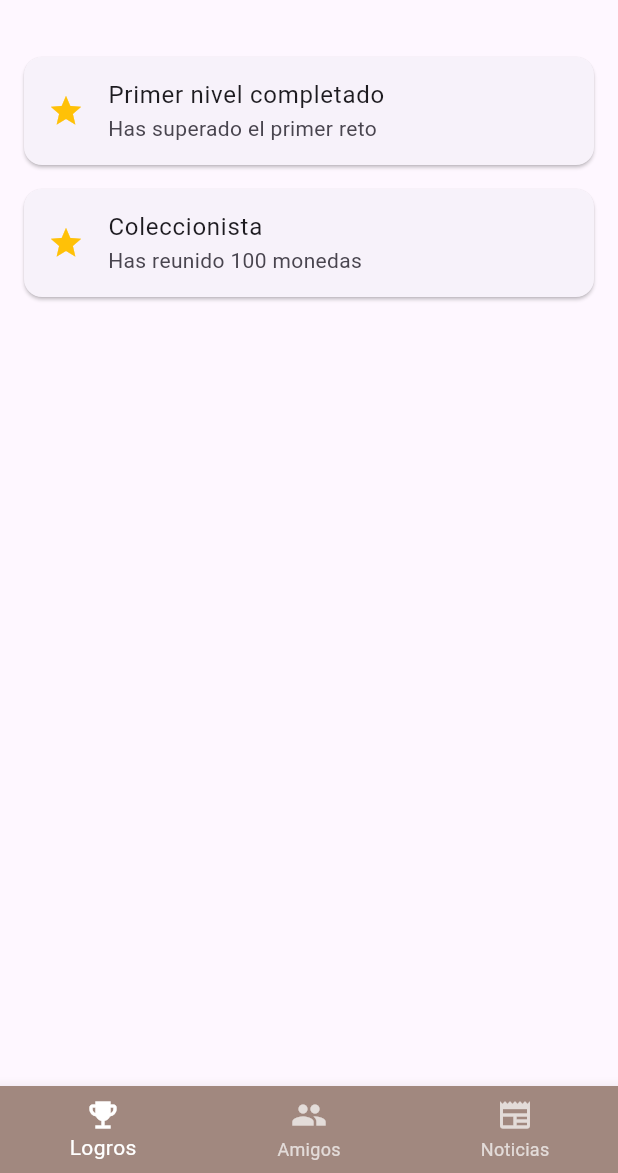
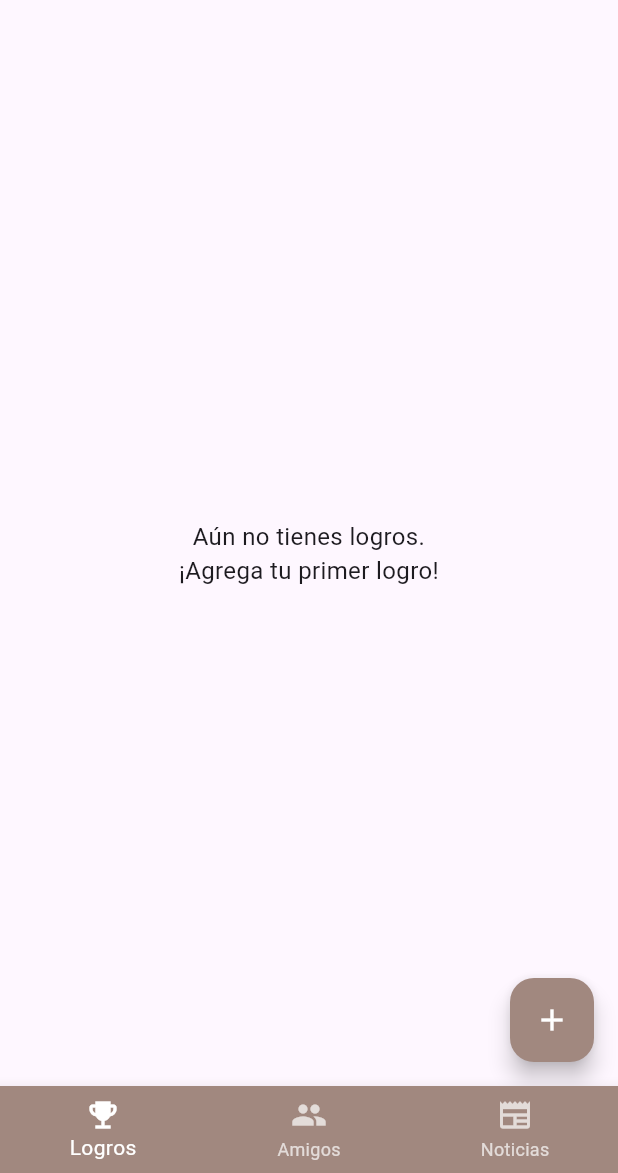
Before and after one commit to BarucCarrillo/proyectomovil_bloodharvest, a Flutter app: the screen it shows once a user with an empty profile is signed in, on a phone screen of 412 x 824 dp, the part 63-1236 px from its top. Run offline on Flutter 3.47's test engine with Material 3 defaults, Android fonts, the phone set to English and light mode, and no system bars; our stand-ins replace cloud_firestore, firebase_auth, firebase_core; accounts and stored records are empty.

Commit message:
CREACIÓN DE FRONT END Y BACKEND PARA LAS OPERACIONES DE LOS LOGROS

```diff
--- a/lib/features/home/home_page.dart
+++ b/lib/features/home/home_page.dart
@@ -1,7 +1,7 @@
 import 'package:flutter/material.dart';
 import '../../core/services/auth_service.dart';
 import 'package:firebase_auth/firebase_auth.dart';
-import 'pages/achievements_page.dart';
+import 'pages/achievements/achievements_page.dart';
 import 'pages/friends_page.dart';
 import 'pages/news_page.dart';
 
--- /dev/null
+++ b/lib/features/home/pages/achievements/achievements_page.dart
@@ -0,0 +1,66 @@
+import 'package:flutter/material.dart';
+import 'package:cloud_firestore/cloud_firestore.dart';
+import 'achievements_service.dart';
+import 'add_achievement_dialog.dart';
+
+class AchievementsPage extends StatelessWidget {
+  const AchievementsPage({super.key});
+
+  @override
+  Widget build(BuildContext context) {
+    final achievementsService = AchievementsService();
+
+    return Scaffold(
+      body: StreamBuilder<QuerySnapshot>(
+        stream: achievementsService.getUserAchievements(),
+        builder: (context, snapshot) {
+          if (snapshot.connectionState == ConnectionState.waiting) {
+            return const Center(child: CircularProgressIndicator());
+          }
+
+          if (!snapshot.hasData || snapshot.data!.docs.isEmpty) {
+            return const Center(
+              child: Text(
+                'Aún no tienes logros.\n¡Agrega tu primer logro!',
+                textAlign: TextAlign.center,
+                style: TextStyle(fontSize: 16),
+              ),
+            );
+          }
+
+          final achievements = snapshot.data!.docs;
+
+          return ListView.builder(
+            padding: const EdgeInsets.all(16),
+            itemCount: achievements.length,
+            itemBuilder: (context, index) {
+              final data = achievements[index];
+              return Card(
+                margin: const EdgeInsets.symmetric(vertical: 8),
+                child: ListTile(
+                  leading: const Icon(Icons.star, color: Colors.amber),
+                  title: Text(data['title']),
+                  subtitle: Text(data['description']),
+                  trailing: IconButton(
+                    onPressed: () =>
+                        achievementsService.deleteAchievement(data.id),
+                    icon: const Icon(Icons.delete, color: Colors.red),
+                  ),
+                ),
+              );
+            },
+          );
+        },
+      ),
+
+      //BOTON PARA AGREGAR LOGROS
+      floatingActionButton: FloatingActionButton(
+        backgroundColor: Colors.brown[300],
+        onPressed: () {
+          showDialog(context: context, builder: (_) => AddAchievementDialog());
+        },
+        child: const Icon(Icons.add, color: Colors.white),
+      ),
+    );
+  }
+}
--- a/lib/features/home/pages/achievements_page.dart
+++ /dev/null
@@ -1,32 +0,0 @@
-import 'package:flutter/material.dart';
-
-class AchievementsPage extends StatelessWidget {
-  const AchievementsPage({super.key});
-
-  @override
-  Widget build(BuildContext context) {
-    final achievements = [
-      {
-        'title': 'Primer nivel completado',
-        'desc': 'Has superado el primer reto',
-      },
-      {'title': 'Coleccionista', 'desc': 'Has reunido 100 monedas'},
-    ];
-
-    return ListView.builder(
-      padding: const EdgeInsets.all(16),
-      itemCount: achievements.length,
-      itemBuilder: (context, index) {
-        final item = achievements[index];
-        return Card(
-          margin: const EdgeInsets.symmetric(vertical: 8),
-          child: ListTile(
-            leading: const Icon(Icons.star, color: Colors.amber),
-            title: Text(item['title']!),
-            subtitle: Text(item['desc']!),
-          ),
-        );
-      },
-    );
-  }
-}
```
Also changed, not shown: lib/features/home/pages/achievements/achievements_service.dart (added, +43 -0 lines), lib/features/home/pages/achievements/add_achievement_dialog.dart (added, +62 -0 lines).
